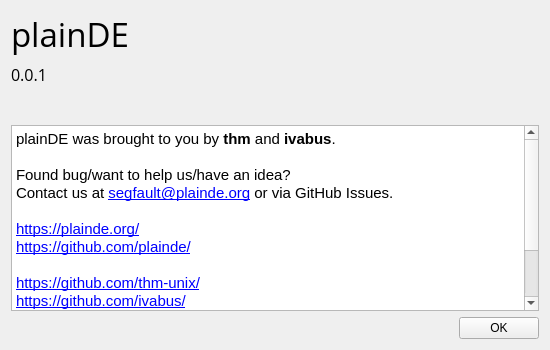
Before: the Qt Designer form about.ui in plainDE/plainAbout, drawn with Qt 5.
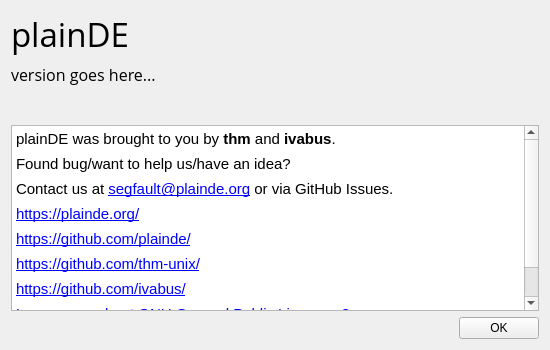
After: the same form once the commit is applied. Icons and pictures are not drawn.

Diff of the .ui file:
```diff
--- a/about.ui
+++ b/about.ui
@@ -52,7 +52,7 @@
           </font>
          </property>
          <property name="text">
-          <string>0.0.1</string>
+          <string>version goes here...</string>
          </property>
         </widget>
        </item>
@@ -101,21 +101,17 @@
       <string>&lt;!DOCTYPE HTML PUBLIC &quot;-//W3C//DTD HTML 4.0//EN&quot; &quot;http://www.w3.org/TR/REC-html40/strict.dtd&quot;&gt;
 &lt;html&gt;&lt;head&gt;&lt;meta name=&quot;qrichtext&quot; content=&quot;1&quot; /&gt;&lt;meta charset=&quot;utf-8&quot; /&gt;&lt;style type=&quot;text/css&quot;&gt;
 p, li { white-space: pre-wrap; }
+hr { height: 1px; border-width: 0; }
 &lt;/style&gt;&lt;/head&gt;&lt;body style=&quot; font-family:'Cantarell'; font-size:11pt; font-weight:400; font-style:normal;&quot;&gt;
-&lt;p style=&quot; margin-top:0px; margin-bottom:0px; margin-left:0px; margin-right:0px; -qt-block-indent:0; text-indent:0px;&quot;&gt;plainDE was brought to you by &lt;span style=&quot; font-weight:700;&quot;&gt;thm&lt;/span&gt; and &lt;span style=&quot; font-weight:700;&quot;&gt;ivabus&lt;/span&gt;.&lt;/p&gt;
-&lt;p style=&quot;-qt-paragraph-type:empty; margin-top:0px; margin-bottom:0px; margin-left:0px; margin-right:0px; -qt-block-indent:0; text-indent:0px;&quot;&gt;&lt;br /&gt;&lt;/p&gt;
-&lt;p style=&quot; margin-top:0px; margin-bottom:0px; margin-left:0px; margin-right:0px; -qt-block-indent:0; text-indent:0px;&quot;&gt;Found bug/want to help us/have an idea?&lt;/p&gt;
-&lt;p style=&quot; margin-top:0px; margin-bottom:0px; margin-left:0px; margin-right:0px; -qt-block-indent:0; text-indent:0px;&quot;&gt;Contact us at &lt;a href=&quot;mailto:segfault@plainde.org&quot;&gt;&lt;span style=&quot; text-decoration: underline; color:#0000ff;&quot;&gt;segfault@plainde.org&lt;/span&gt;&lt;/a&gt; or via GitHub Issues.&lt;/p&gt;
-&lt;p style=&quot;-qt-paragraph-type:empty; margin-top:0px; margin-bottom:0px; margin-left:0px; margin-right:0px; -qt-block-indent:0; text-indent:0px;&quot;&gt;&lt;br /&gt;&lt;/p&gt;
-&lt;p style=&quot; margin-top:0px; margin-bottom:0px; margin-left:0px; margin-right:0px; -qt-block-indent:0; text-indent:0px;&quot;&gt;&lt;a href=&quot;https://plainde.org/&quot;&gt;&lt;span style=&quot; text-decoration: underline; color:#0000ff;&quot;&gt;https://plainde.org/&lt;/span&gt;&lt;/a&gt;&lt;/p&gt;
-&lt;p style=&quot; margin-top:0px; margin-bottom:0px; margin-left:0px; margin-right:0px; -qt-block-indent:0; text-indent:0px;&quot;&gt;&lt;a href=&quot;https://github.com/plainde/&quot;&gt;&lt;span style=&quot; text-decoration: underline; color:#0000ff;&quot;&gt;https://github.com/plainde/&lt;/span&gt;&lt;/a&gt;&lt;/p&gt;
-&lt;p style=&quot;-qt-paragraph-type:empty; margin-top:0px; margin-bottom:0px; margin-left:0px; margin-right:0px; -qt-block-indent:0; text-indent:0px;&quot;&gt;&lt;br /&gt;&lt;/p&gt;
-&lt;p style=&quot; margin-top:0px; margin-bottom:0px; margin-left:0px; margin-right:0px; -qt-block-indent:0; text-indent:0px;&quot;&gt;&lt;a href=&quot;https://github.com/thm-unix/&quot;&gt;&lt;span style=&quot; text-decoration: underline; color:#0000ff;&quot;&gt;https://github.com/thm-unix/&lt;/span&gt;&lt;/a&gt;&lt;/p&gt;
-&lt;p style=&quot; margin-top:0px; margin-bottom:0px; margin-left:0px; margin-right:0px; -qt-block-indent:0; text-indent:0px;&quot;&gt;&lt;a href=&quot;https://github.com/ivabus/&quot;&gt;&lt;span style=&quot; text-decoration: underline; color:#0000ff;&quot;&gt;https://github.com/ivabus/&lt;/span&gt;&lt;/a&gt;&lt;/p&gt;
-&lt;p style=&quot;-qt-paragraph-type:empty; margin-top:0px; margin-bottom:0px; margin-left:0px; margin-right:0px; -qt-block-indent:0; text-indent:0px; text-decoration: underline; color:#0000ff;&quot;&gt;&lt;br /&gt;&lt;/p&gt;
-&lt;p style=&quot; margin-top:0px; margin-bottom:0px; margin-left:0px; margin-right:0px; -qt-block-indent:0; text-indent:0px;&quot;&gt;&lt;a href=&quot;https://www.gnu.org/licenses/gpl-3.0.html&quot;&gt;&lt;span style=&quot; text-decoration: underline; color:#0000ff;&quot;&gt;Learn more about GNU General Public License v3...&lt;/span&gt;&lt;/a&gt;&lt;/p&gt;
-&lt;p style=&quot;-qt-paragraph-type:empty; margin-top:0px; margin-bottom:0px; margin-left:0px; margin-right:0px; -qt-block-indent:0; text-indent:0px;&quot;&gt;&lt;br /&gt;&lt;/p&gt;
-&lt;p style=&quot; margin-top:0px; margin-bottom:0px; margin-left:0px; margin-right:0px; -qt-block-indent:0; text-indent:0px;&quot;&gt;2022&lt;/p&gt;&lt;/body&gt;&lt;/html&gt;</string>
+&lt;p style=&quot; margin-top:7px; margin-bottom:7px; margin-left:0px; margin-right:0px; -qt-block-indent:0; text-indent:0px;&quot;&gt;plainDE was brought to you by &lt;span style=&quot; font-weight:700;&quot;&gt;thm&lt;/span&gt; and &lt;span style=&quot; font-weight:700;&quot;&gt;ivabus&lt;/span&gt;.&lt;/p&gt;
+&lt;p style=&quot; margin-top:7px; margin-bottom:7px; margin-left:0px; margin-right:0px; -qt-block-indent:0; text-indent:0px;&quot;&gt;Found bug/want to help us/have an idea?&lt;/p&gt;
+&lt;p style=&quot; margin-top:7px; margin-bottom:7px; margin-left:0px; margin-right:0px; -qt-block-indent:0; text-indent:0px;&quot;&gt;Contact us at &lt;a href=&quot;mailto:segfault@plainde.org&quot;&gt;&lt;span style=&quot; text-decoration: underline; color:#0000ff;&quot;&gt;segfault@plainde.org&lt;/span&gt;&lt;/a&gt; or via GitHub Issues.&lt;/p&gt;
+&lt;p style=&quot; margin-top:7px; margin-bottom:7px; margin-left:0px; margin-right:0px; -qt-block-indent:0; text-indent:0px;&quot;&gt;&lt;a href=&quot;https://plainde.org/&quot;&gt;&lt;span style=&quot; text-decoration: underline; color:#0000ff;&quot;&gt;https://plainde.org/&lt;/span&gt;&lt;/a&gt;&lt;/p&gt;
+&lt;p style=&quot; margin-top:7px; margin-bottom:7px; margin-left:0px; margin-right:0px; -qt-block-indent:0; text-indent:0px;&quot;&gt;&lt;a href=&quot;https://github.com/plainde/&quot;&gt;&lt;span style=&quot; text-decoration: underline; color:#0000ff;&quot;&gt;https://github.com/plainde/&lt;/span&gt;&lt;/a&gt;&lt;/p&gt;
+&lt;p style=&quot; margin-top:7px; margin-bottom:7px; margin-left:0px; margin-right:0px; -qt-block-indent:0; text-indent:0px;&quot;&gt;&lt;a href=&quot;https://github.com/thm-unix/&quot;&gt;&lt;span style=&quot; text-decoration: underline; color:#0000ff;&quot;&gt;https://github.com/thm-unix/&lt;/span&gt;&lt;/a&gt;&lt;/p&gt;
+&lt;p style=&quot; margin-top:7px; margin-bottom:7px; margin-left:0px; margin-right:0px; -qt-block-indent:0; text-indent:0px;&quot;&gt;&lt;a href=&quot;https://github.com/ivabus/&quot;&gt;&lt;span style=&quot; text-decoration: underline; color:#0000ff;&quot;&gt;https://github.com/ivabus/&lt;/span&gt;&lt;/a&gt;&lt;/p&gt;
+&lt;p style=&quot; margin-top:7px; margin-bottom:7px; margin-left:0px; margin-right:0px; -qt-block-indent:0; text-indent:0px;&quot;&gt;&lt;a href=&quot;https://www.gnu.org/licenses/gpl-3.0.html&quot;&gt;&lt;span style=&quot; text-decoration: underline; color:#0000ff;&quot;&gt;Learn more about GNU General Public License v3...&lt;/span&gt;&lt;/a&gt;&lt;/p&gt;
+&lt;p style=&quot; margin-top:7px; margin-bottom:7px; margin-left:0px; margin-right:0px; -qt-block-indent:0; text-indent:0px;&quot;&gt;2022&lt;/p&gt;&lt;/body&gt;&lt;/html&gt;</string>
      </property>
      <property name="textInteractionFlags">
       <set>Qt::TextBrowserInteraction</set>
```
